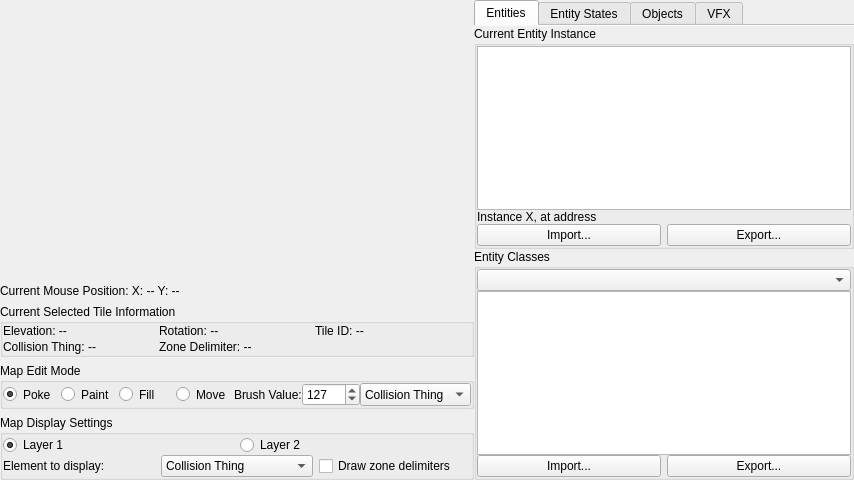
Before: the Qt Designer form Tools/KFModTool/mapeditwidget.ui in IvanDSM/KingsFieldRE, drawn with Qt 5.
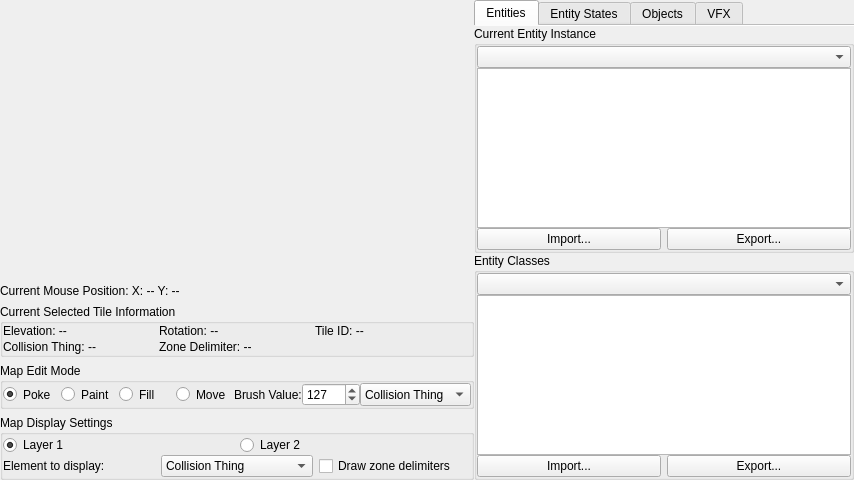
After: the same form once the commit is applied. The open tabs and pages were chosen to show the change. Icons and pictures are not drawn. Custom widgets are drawn as their Qt base class.

Commit message: KFModTool: Improve entity/object selection with dropdown menu for slots.

The edit to the form file:
```diff
--- a/Tools/KFModTool/mapeditwidget.ui
+++ b/Tools/KFModTool/mapeditwidget.ui
@@ -559,6 +559,9 @@
              <property name="bottomMargin">
               <number>0</number>
              </property>
+             <item>
+              <widget class="QComboBox" name="entityInstanceCombo"/>
+             </item>
              <item>
               <widget class="QTableView" name="entityInstanceTable">
                <property name="inputMethodHints">
@@ -571,23 +574,16 @@
                 <enum>QAbstractItemView::ScrollPerPixel</enum>
                </property>
                <attribute name="horizontalHeaderVisible">
-                <bool>false</bool>
+                <bool>true</bool>
                </attribute>
                <attribute name="horizontalHeaderStretchLastSection">
                 <bool>true</bool>
                </attribute>
                <attribute name="verticalHeaderVisible">
-                <bool>false</bool>
+                <bool>true</bool>
                </attribute>
               </widget>
              </item>
-             <item>
-              <widget class="QLabel" name="entityInstanceAddrLabel">
-               <property name="text">
-                <string>Instance X, at address </string>
-               </property>
-              </widget>
-             </item>
              <item>
               <widget class="QFrame" name="entityInstanceManipulationFrame">
                <property name="frameShape">
```
Left out of the diff: 12 changed lines with no effect on the pictures. The commit also changes 10 other files.
